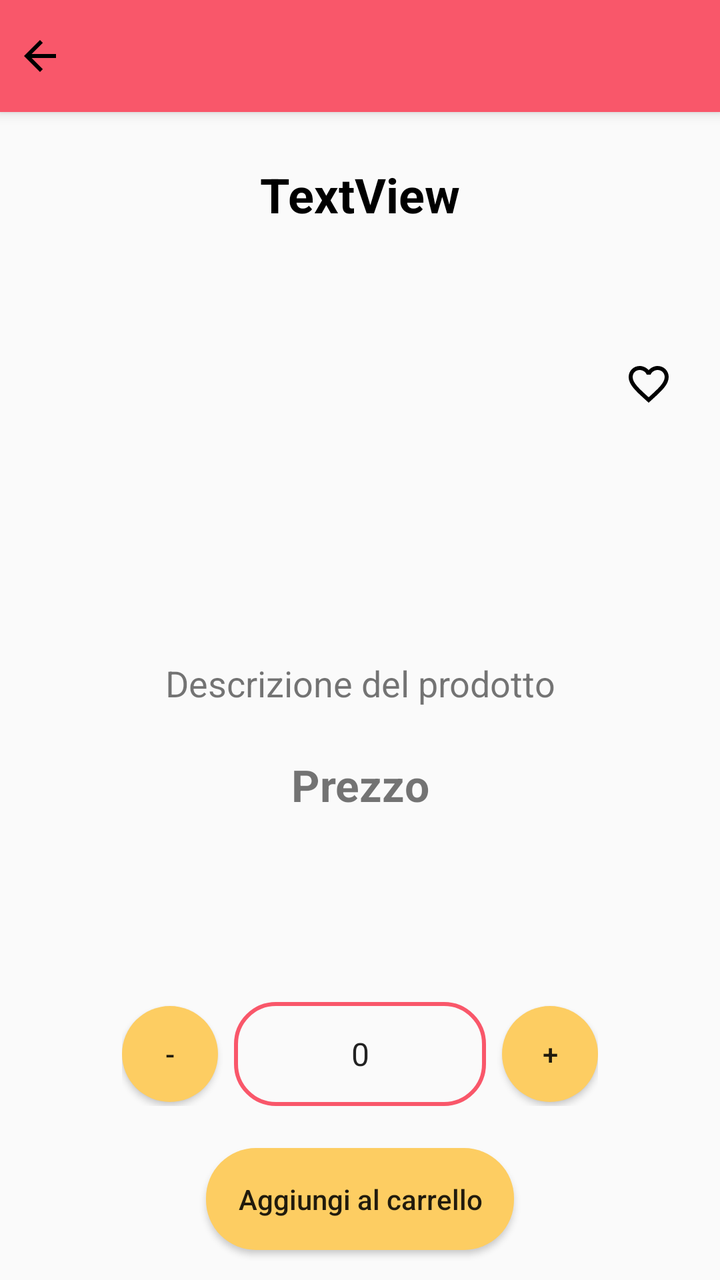
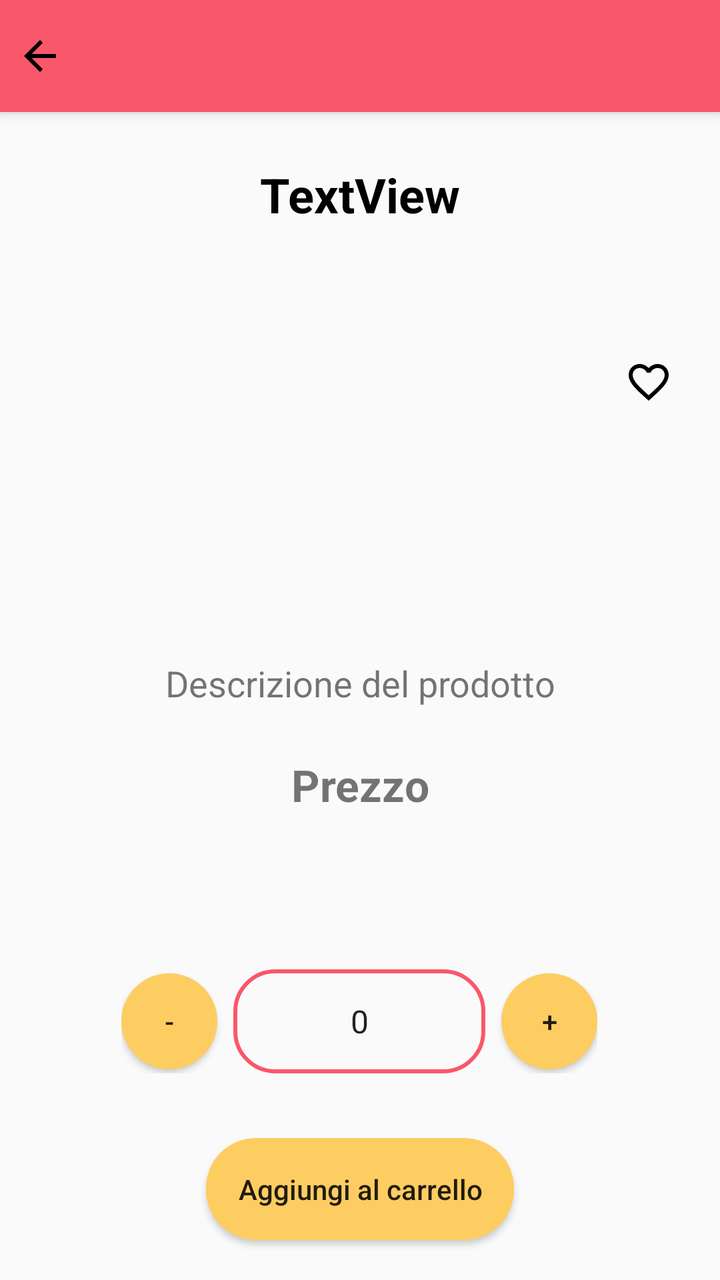

Before-and-after screenshots of an Android layout around one commit, followed by the original layout XML and the change that was made.
<!-- AndroidManifest.xml: application theme Theme.HotSliceApp -->
<!-- res/layout/activity_dettagliprodotto.xml -->
<?xml version="1.0" encoding="utf-8"?>
<androidx.coordinatorlayout.widget.CoordinatorLayout xmlns:android="http://schemas.android.com/apk/res/android"
    xmlns:app="http://schemas.android.com/apk/res-auto"
    xmlns:tools="http://schemas.android.com/tools"
    android:layout_width="match_parent"
    android:layout_height="match_parent">

    <com.google.android.material.appbar.AppBarLayout
        android:layout_width="match_parent"
        android:layout_height="wrap_content">

        <androidx.appcompat.widget.Toolbar
            android:id="@+id/toolbar"
            android:layout_width="match_parent"
            android:layout_height="?attr/actionBarSize"
            android:background="@color/red"
            app:popupTheme="@style/ThemeOverlay.AppCompat.Light"
            app:titleTextColor="@android:color/white"
            app:contentInsetStart="0dp"
            app:contentInsetLeft="0dp"
            app:contentInsetRight="0dp"
            app:contentInsetEnd="0dp">

            <ImageButton
                android:id="@+id/back_button"
                android:layout_width="wrap_content"
                android:layout_height="wrap_content"
                android:layout_gravity="start"
                android:background="?attr/selectableItemBackground"
                android:src="@drawable/baseline_arrow_back_24"
                android:scaleType="centerInside"
                android:padding="8dp"/>

        </androidx.appcompat.widget.Toolbar>

    </com.google.android.material.appbar.AppBarLayout>

    <FrameLayout
        android:layout_width="match_parent"
        android:layout_height="match_parent"
        android:layout_marginTop="?attr/actionBarSize"
        android:id="@+id/content_frame">

        <androidx.constraintlayout.widget.ConstraintLayout
            android:layout_width="match_parent"
            android:layout_height="match_parent"
            android:id="@+id/layoutDettagli">

            <TextView
                android:id="@+id/textViewDettagli"
                android:layout_width="wrap_content"
                android:layout_height="wrap_content"
                android:layout_marginTop="25dp"
                android:text="TextView"
                android:textColor="@color/black"
                android:textSize="24sp"
                android:textStyle="bold"
                app:layout_constraintEnd_toEndOf="parent"
                app:layout_constraintStart_toStartOf="parent"
                app:layout_constraintTop_toTopOf="parent"
                tools:ignore="MissingConstraints" />

            <FrameLayout
                android:id="@+id/imageFrameLayout"
                android:layout_width="match_parent"
                android:layout_height="wrap_content"
                app:layout_constraintTop_toBottomOf="@+id/textViewDettagli"
                app:layout_constraintStart_toStartOf="parent"
                app:layout_constraintEnd_toEndOf="parent">

                <ImageView
                    android:id="@+id/imageViewDettagli"
                    android:layout_width="match_parent"
                    android:layout_height="200dp"
                    android:layout_marginTop="30dp"
                    android:scaleType="fitCenter"
                    android:visibility="gone" />

                <ProgressBar
                    android:id="@+id/progressBarFoto"
                    android:layout_width="wrap_content"
                    android:layout_height="wrap_content"
                    android:layout_gravity="center"
                    android:visibility="visible"
                    android:indeterminate="true"
                    android:indeterminateTint="@color/red"/>
            </FrameLayout>

            <LinearLayout
                android:id="@+id/linearLayout2"
                android:layout_width="270dp"
                android:layout_height="wrap_content"
                android:layout_marginBottom="5dp"
                android:gravity="center_vertical"
                android:orientation="horizontal"
                android:padding="16dp"
                app:layout_constraintBottom_toTopOf="@+id/button_add_to_cart"
                app:layout_constraintEnd_toEndOf="parent"
                app:layout_constraintStart_toStartOf="parent">

                <Button
                    android:id="@+id/button_minus"
                    android:layout_width="48dp"
                    android:layout_height="48dp"
                    android:background="@drawable/custom_button"
                    android:text="-" />

                <EditText
                    android:id="@+id/editText_quantity"
                    android:layout_width="52dp"
                    android:layout_height="52dp"
                    android:layout_marginStart="8dp"
                    android:layout_marginEnd="8dp"
                    android:layout_weight="1"
                    android:background="@drawable/edittext_border"
                    android:gravity="center"
                    android:inputType="number"
                    android:text="0"
                    android:textSize="16sp" />

                <Button
                    android:id="@+id/button_plus"
                    android:layout_width="48dp"
                    android:layout_height="48dp"
                    android:background="@drawable/custom_button"
                    android:text="+" />
            </LinearLayout>

            <Button
                android:id="@+id/button_add_to_cart"
                android:layout_width="wrap_content"
                android:layout_height="wrap_content"
                android:layout_marginBottom="15dp"
                android:background="@drawable/custom_button"
                android:padding="16dp"
                android:text="Aggiungi al carrello"
                android:textAllCaps="false"
                app:layout_constraintBottom_toBottomOf="parent"
                app:layout_constraintEnd_toEndOf="parent"
                app:layout_constraintStart_toStartOf="parent" />

            <CheckBox
                android:id="@+id/favButton"
                android:layout_width="wrap_content"
                android:layout_height="wrap_content"
                android:button="@drawable/selector_favourite_item"
                app:layout_constraintBottom_toTopOf="@+id/linearLayout2"
                app:layout_constraintEnd_toEndOf="parent"
                app:layout_constraintHorizontal_bias="0.93"
                app:layout_constraintStart_toStartOf="parent"
                app:layout_constraintTop_toBottomOf="@+id/imageFrameLayout"
                app:layout_constraintVertical_bias="0.062" />

            <TextView
                android:id="@+id/descrizioneDettagli"
                android:layout_width="match_parent"
                android:layout_height="wrap_content"
                android:layout_marginTop="160dp"
                android:padding="8dp"
                android:text="Descrizione del prodotto"
                android:textAlignment="center"
                android:textSize="18sp"
                app:layout_constraintEnd_toEndOf="parent"
                app:layout_constraintHorizontal_bias="1.0"
                app:layout_constraintStart_toStartOf="parent"
                app:layout_constraintTop_toBottomOf="@+id/imageFrameLayout" />

            <Button
                android:id="@+id/button_nuovo"
                android:layout_width="165dp"
                android:layout_height="wrap_content"
                android:layout_marginBottom="10dp"
                android:background="@drawable/custom_button"
                android:padding="16dp"
                android:text="Modifica Prodotto"
                android:textAllCaps="false"
                android:visibility="gone"
                app:layout_constraintBottom_toTopOf="@+id/button_add_to_cart"
                app:layout_constraintEnd_toEndOf="parent"
                app:layout_constraintStart_toStartOf="parent" />

            <TextView
                android:id="@+id/prezzoProdotto"
                android:layout_width="wrap_content"
                android:layout_height="wrap_content"
                android:layout_marginTop="16dp"
                android:text="Prezzo"
                android:textSize="22sp"
                android:textStyle="bold"
                app:layout_constraintEnd_toEndOf="parent"
                app:layout_constraintStart_toStartOf="parent"
                app:layout_constraintTop_toBottomOf="@+id/descrizioneDettagli" />

        </androidx.constraintlayout.widget.ConstraintLayout>

        <ProgressBar
            android:id="@+id/progressBar"
            android:layout_width="wrap_content"
            android:layout_height="wrap_content"
            android:layout_gravity="center"
            android:visibility="visible"
            android:indeterminate="true"
            android:indeterminateTint="@color/red"/>
    </FrameLayout>
</androidx.coordinatorlayout.widget.CoordinatorLayout>
<!-- resources referenced by this layout -->
<resources>
  <color name="black">#FF000000</color>
  <color name="red">#F9576A</color>
  <!-- drawable baseline_arrow_back_24 (drawable) -->
  <vector xmlns:android="http://schemas.android.com/apk/res/android" android:autoMirrored="true" android:height="24dp" android:tint="#000000" android:viewportHeight="24" android:viewportWidth="24" android:width="24dp">
        
      <path android:fillColor="@android:color/white" android:pathData="M20,11H7.83l5.59,-5.59L12,4l-8,8 8,8 1.41,-1.41L7.83,13H20v-2z"/>
      
  </vector>
  <!-- drawable custom_button (drawable) -->
  <?xml version="1.0" encoding="utf-8"?>
  <shape xmlns:android="http://schemas.android.com/apk/res/android" android:shape="rectangle">
  
      <solid android:color="@color/yellow" />
      <corners android:radius="25dp" />
  </shape>
  <!-- drawable edittext_border (drawable) -->
  <?xml version="1.0" encoding="utf-8"?>
  <shape xmlns:android="http://schemas.android.com/apk/res/android"
      android:shape="rectangle">
  
      
  <stroke
  android:width="2dp"
  android:color="@color/red"/>
  
      
  <corners
  android:radius="20dp"/>
  
  </shape>
  <!-- drawable selector_favourite_item (drawable) -->
  <?xml version="1.0" encoding="utf-8"?>
  <selector xmlns:android="http://schemas.android.com/apk/res/android">
  
      <item
          android:drawable="@drawable/baseline_favorite_border_24"
          android:state_checked="false"/>
  
      <item
          android:drawable="@drawable/baseline_favorite_24"
          android:state_checked="true"/>
  
      <item android:drawable="@drawable/baseline_favorite_border_24"/>
  
  </selector>
  <style name="Theme.HotSliceApp" parent="Theme.AppCompat.Light.NoActionBar">
          
          
          
          <item name="android:statusBarColor">@color/red</item>
      </style>
  <color name="yellow">#FDCD62</color>
  <!-- drawable baseline_favorite_border_24 (drawable) -->
  <vector xmlns:android="http://schemas.android.com/apk/res/android"
      android:height="24dp"
      android:viewportHeight="24"
      android:viewportWidth="24"
      android:width="24dp">
        
      <path android:fillColor="#000000"
          android:pathData="M16.5,3c-1.74,0 -3.41,0.81 -4.5,2.09C10.91,3.81 9.24,3 7.5,3 4.42,3 2,5.42 2,8.5c0,3.78 3.4,6.86 8.55,11.54L12,21.35l1.45,-1.32C18.6,15.36 22,12.28 22,8.5 22,5.42 19.58,3 16.5,3zM12.1,18.55l-0.1,0.1 -0.1,-0.1C7.14,14.24 4,11.39 4,8.5 4,6.5 5.5,5 7.5,5c1.54,0 3.04,0.99 3.57,2.36h1.87C13.46,5.99 14.96,5 16.5,5c2,0 3.5,1.5 3.5,3.5 0,2.89 -3.14,5.74 -7.9,10.05z"/>
      
  </vector>
  <!-- drawable baseline_favorite_24 (drawable) -->
  <vector xmlns:android="http://schemas.android.com/apk/res/android"
      android:height="24dp"
      android:viewportHeight="24"
      android:viewportWidth="24"
      android:width="24dp">
        
      <path android:fillColor="@android:color/holo_red_light"
          android:pathData="M12,21.35l-1.45,-1.32C5.4,15.36 2,12.28 2,8.5 2,5.42 4.42,3 7.5,3c1.74,0 3.41,0.81 4.5,2.09C13.09,3.81 14.76,3 16.5,3 19.58,3 22,5.42 22,8.5c0,3.78 -3.4,6.86 -8.55,11.54L12,21.35z"/>
      
  </vector>
</resources>

<!-- the commit's change to res/layout/activity_dettagliprodotto.xml (unified diff, before → after) -->
@@ -96,7 +96,10 @@
                 android:padding="16dp"
                 app:layout_constraintBottom_toTopOf="@+id/button_add_to_cart"
                 app:layout_constraintEnd_toEndOf="parent"
-                app:layout_constraintStart_toStartOf="parent">
+                app:layout_constraintHorizontal_bias="0.496"
+                app:layout_constraintStart_toStartOf="parent"
+                app:layout_constraintTop_toBottomOf="@+id/prezzoProdotto"
+                app:layout_constraintVertical_bias="0.847">
 
                 <Button
                     android:id="@+id/button_minus"
@@ -130,7 +133,7 @@
                 android:id="@+id/button_add_to_cart"
                 android:layout_width="wrap_content"
                 android:layout_height="wrap_content"
-                android:layout_marginBottom="15dp"
+                android:layout_marginBottom="20dp"
                 android:background="@drawable/custom_button"
                 android:padding="16dp"
                 android:text="Aggiungi al carrello"
@@ -164,6 +167,18 @@
                 app:layout_constraintHorizontal_bias="1.0"
                 app:layout_constraintStart_toStartOf="parent"
                 app:layout_constraintTop_toBottomOf="@+id/imageFrameLayout" />
+
+            <TextView
+                android:id="@+id/prezzoProdotto"
+                android:layout_width="wrap_content"
+                android:layout_height="wrap_content"
+                android:layout_marginTop="16dp"
+                android:text="Prezzo"
+                android:textSize="22sp"
+                android:textStyle="bold"
+                app:layout_constraintEnd_toEndOf="parent"
+                app:layout_constraintStart_toStartOf="parent"
+                app:layout_constraintTop_toBottomOf="@+id/descrizioneDettagli" />
 
             <Button
                 android:id="@+id/button_nuovo"
@@ -175,21 +190,12 @@
                 android:text="Modifica Prodotto"
                 android:textAllCaps="false"
                 android:visibility="gone"
-                app:layout_constraintBottom_toTopOf="@+id/button_add_to_cart"
-                app:layout_constraintEnd_toEndOf="parent"
-                app:layout_constraintStart_toStartOf="parent" />
-
-            <TextView
-                android:id="@+id/prezzoProdotto"
-                android:layout_width="wrap_content"
-                android:layout_height="wrap_content"
-                android:layout_marginTop="16dp"
-                android:text="Prezzo"
-                android:textSize="22sp"
-                android:textStyle="bold"
-                app:layout_constraintEnd_toEndOf="parent"
-                app:layout_constraintStart_toStartOf="parent"
-                app:layout_constraintTop_toBottomOf="@+id/descrizioneDettagli" />
+                app:layout_constraintBottom_toTopOf="@id/button_add_to_cart"
+                app:layout_constraintEnd_toEndOf="parent"
+                app:layout_constraintStart_toStartOf="parent"
+                app:layout_constraintTop_toBottomOf="@+id/prezzoProdotto"
+                app:layout_constraintVertical_bias="0.971" />
+
 
         </androidx.constraintlayout.widget.ConstraintLayout>
 
